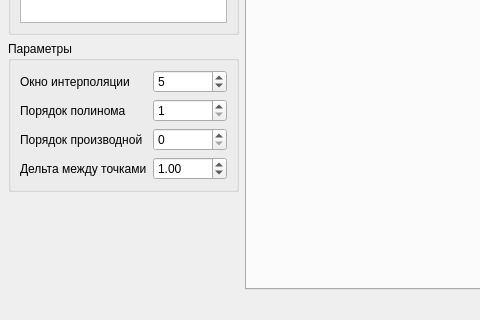
The window that mainwindow.ui (igrekus/plot_filter_tool) describes before a commit, drawn with Qt 5; both pictures show x 0 to 480 and y 473 to 793 of the 1023 by 793 pixel window.
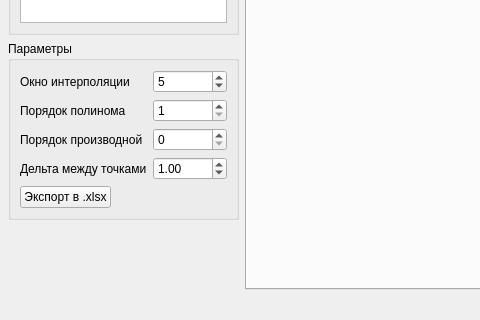
The same window after the commit.

Commit message: FEAT: add export to .xlsx

The edit to the form file:
```diff
--- a/mainwindow.ui
+++ b/mainwindow.ui
@@ -161,6 +161,13 @@
            </property>
           </widget>
          </item>
+         <item row="4" column="0">
+          <widget class="QPushButton" name="btnSaveExcel">
+           <property name="text">
+            <string>Экспорт в .xlsx</string>
+           </property>
+          </widget>
+         </item>
         </layout>
        </widget>
       </item>
```
The commit also changes 2 other files.
